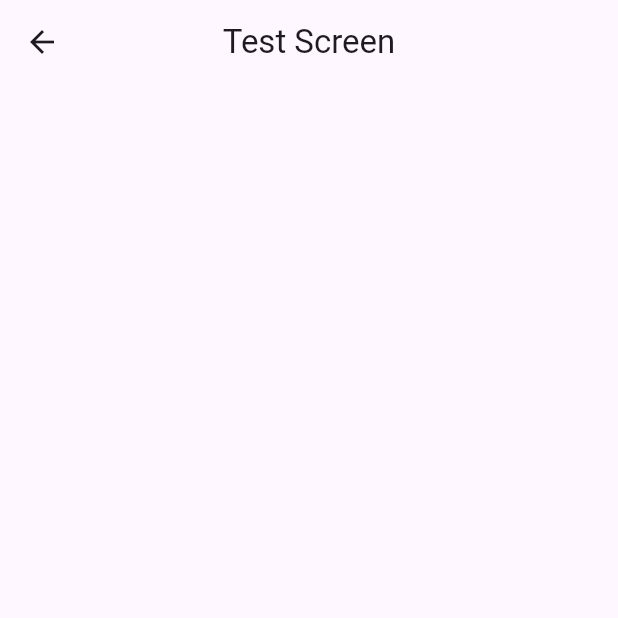
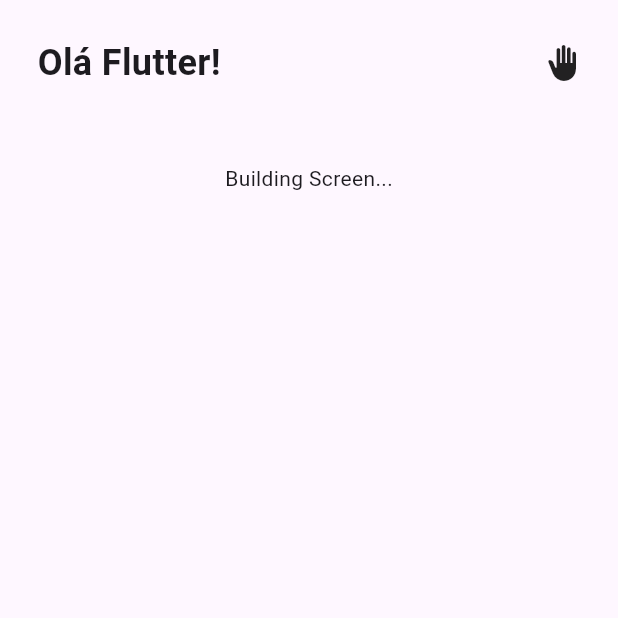
Before and after one commit to IsackAraujo/flutter-studies, a Flutter app: the TestScreen screen opened directly, on a phone screen of 412 x 824 dp, the top half of it. Run offline on Flutter 3.47's test engine with Material 3 defaults, Android fonts, the phone set to English and light mode, and no system bars; missing offline and left inert: mysql1.

Commit message:
Creating new Screen

```diff
--- a/lib/testeScreen.dart
+++ b/lib/testeScreen.dart
@@ -3,15 +3,45 @@ import 'package:flutter/material.dart';
 // Class create to exercise the process of navigating in classes
 
 class TestScreen extends StatelessWidget {
-
   @override
   Widget build(BuildContext context) {
     return Scaffold(
-      appBar: AppBar(
-        centerTitle: true,
-        title: Text("Test Screen"),
+        body: SafeArea(
+      child: Column(
+        children: [
+          Row(
+
+            mainAxisAlignment: MainAxisAlignment.spaceBetween,
+             children: [
+            Container(
+              padding: EdgeInsets.all(25),
+               child: Text("Olá Flutter!",
+               style: TextStyle(
+                fontWeight: FontWeight.bold,
+                fontSize: 24,
+               ),
+               )
+               ),
+
+            Container(
+              padding: EdgeInsets.all(25),
+              child: Icon(
+
+              Icons.back_hand
+
+              )
+            )
+          ]),
+
+          Column(
+            children: [
+              Padding(padding: EdgeInsets.all(25),
+              child: Text("Building Screen..."),
+              )
+            ],
+          )
+        ],
       ),
-    );
+    ));
   }
-
 }
```
